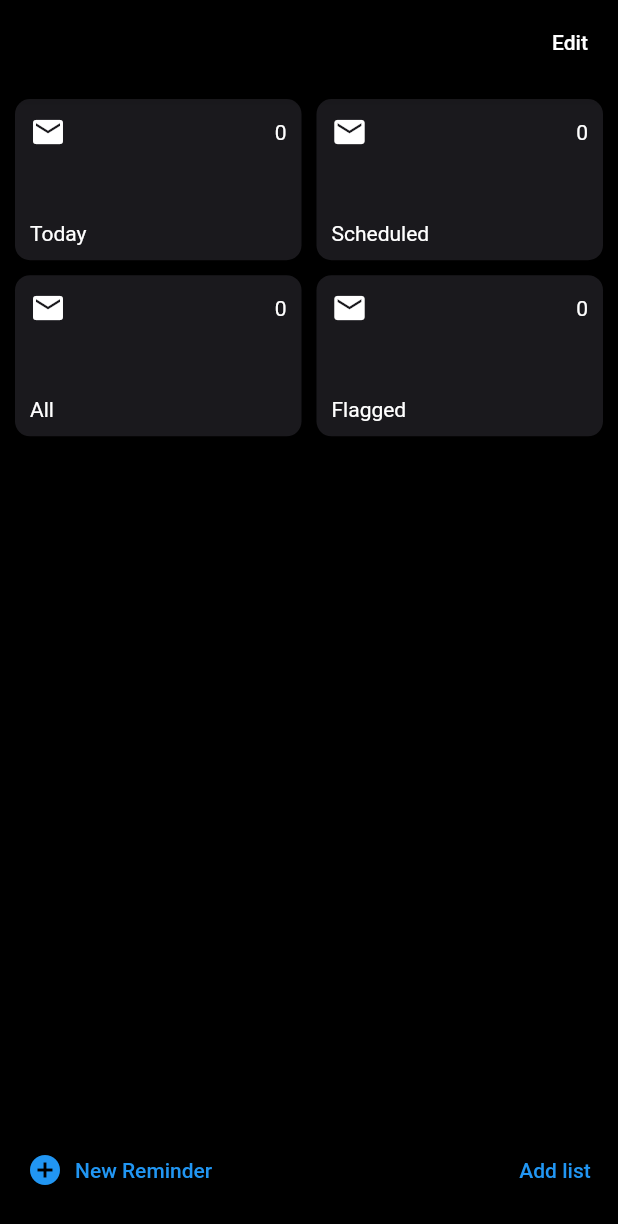
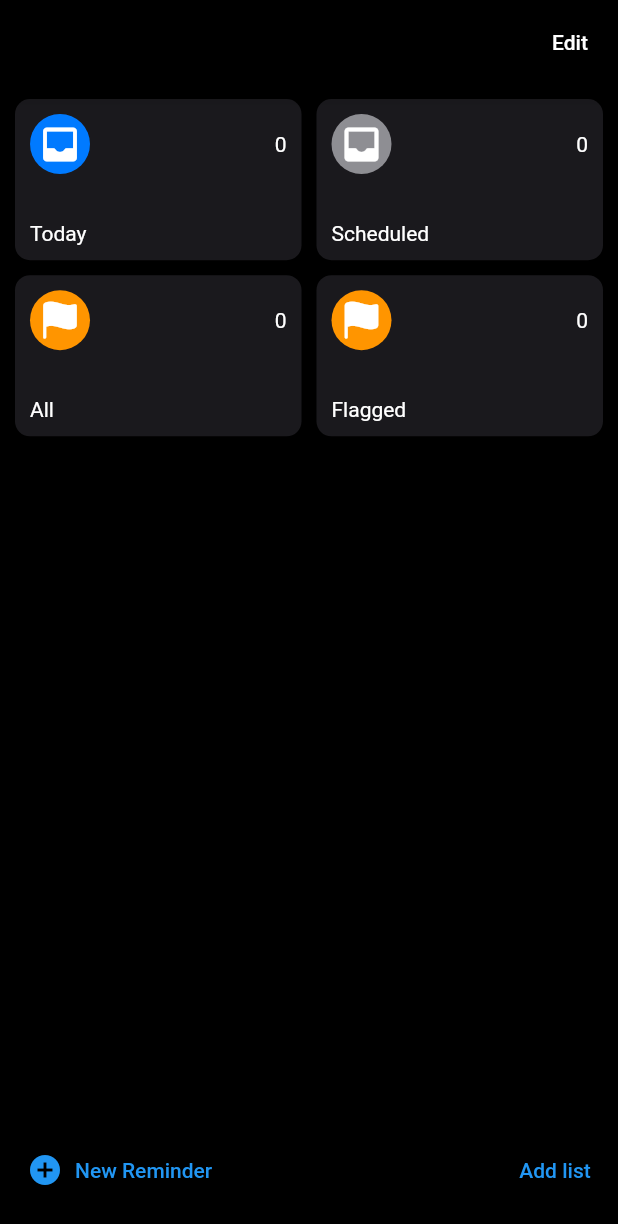
Before and after one commit to preyeopudu/personalnotes, a Flutter app: the screen it shows after launch, on a phone screen of 412 x 824 dp. Shown: the top 1224 px of the screen. Run offline on Flutter 3.47's test engine with Material 2 defaults, Android fonts, the phone set to English and light mode, and no system bars; our stand-ins replace firebase_core; accounts and stored records are empty.

Commit message:
reusable category widget

```diff
--- a/lib/main.dart
+++ b/lib/main.dart
@@ -1,5 +1,7 @@
+import 'package:flutter/cupertino.dart';
 import 'package:flutter/material.dart';
 import 'package:personalnotes/modules/category.dart';
+import 'package:personalnotes/modules/category_icon.dart';
 
 void main() {
   runApp(const MyApp());
@@ -31,10 +33,31 @@
   @override
   Widget build(BuildContext context) {
     final List categories = [
-      Category(id: "Today", name: "Today"),
-      Category(id: "Scheduled", name: "Scheduled"),
-      Category(id: "All", name: "All"),
-      Category(id: "Flagged", name: "Flagged")
+      Category(
+          id: "Today",
+          name: "Today",
+          icon: const CategoryIcon(
+              bgColor: CupertinoColors.systemBlue,
+              iconData: Icons.inbox_rounded)),
+      Category(
+          id: "Scheduled",
+          name: "Scheduled",
+          icon: const CategoryIcon(
+            bgColor: CupertinoColors.systemGrey,
+            iconData: Icons.inbox_rounded,
+          )),
+      Category(
+          id: "All",
+          name: "All",
+          icon: const CategoryIcon(
+              bgColor: CupertinoColors.activeOrange,
+              iconData: CupertinoIcons.flag_fill)),
+      Category(
+          id: "Flagged",
+          name: "Flagged",
+          icon: const CategoryIcon(
+              bgColor: CupertinoColors.activeOrange,
+              iconData: CupertinoIcons.flag_fill))
     ];
     return Scaffold(
         appBar: AppBar(
@@ -70,10 +93,7 @@
                                 Row(
                                   mainAxisAlignment:
                                       MainAxisAlignment.spaceBetween,
-                                  children: const [
-                                    Icon(Icons.email),
-                                    Text("0")
-                                  ],
+                                  children: [category.icon, const Text("0")],
                                 ),
                                 Text(category.name)
                               ],
--- a/lib/modules/category.dart
+++ b/lib/modules/category.dart
@@ -1,8 +1,14 @@
+import 'package:flutter/cupertino.dart';
+import 'package:personalnotes/modules/category_icon.dart';
+
 class Category {
   String id;
   String name;
   bool isChecked;
-  Category({required this.id, required this.name, this.isChecked = true});
+  final CategoryIcon icon;
+  Category(
+      {required this.id,
+      required this.icon,
+      required this.name,
+      this.isChecked = true});
 }
-
-var category = Category(id: '1', name: 'preye', isChecked: true);
--- /dev/null
+++ b/lib/modules/category_icon.dart
@@ -0,0 +1,20 @@
+import 'package:flutter/material.dart';
+
+class CategoryIcon extends StatelessWidget {
+  final dynamic bgColor;
+  final dynamic iconData;
+  const CategoryIcon({this.bgColor, this.iconData});
+
+  @override
+  Widget build(BuildContext context) {
+    return Container(
+      padding: const EdgeInsets.all(5),
+      decoration: BoxDecoration(color: bgColor, shape: BoxShape.circle),
+      child: Icon(
+        iconData,
+        size: 30,
+        color: Colors.white,
+      ),
+    );
+  }
+}
```
